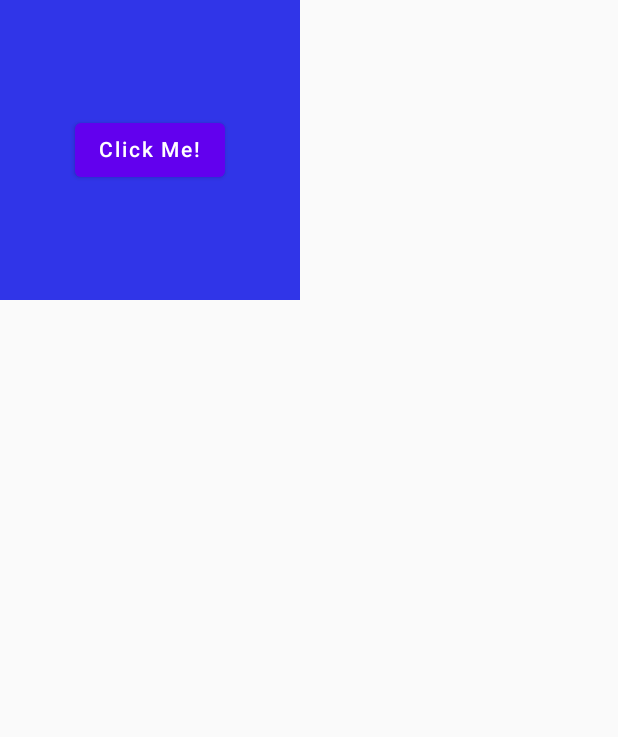
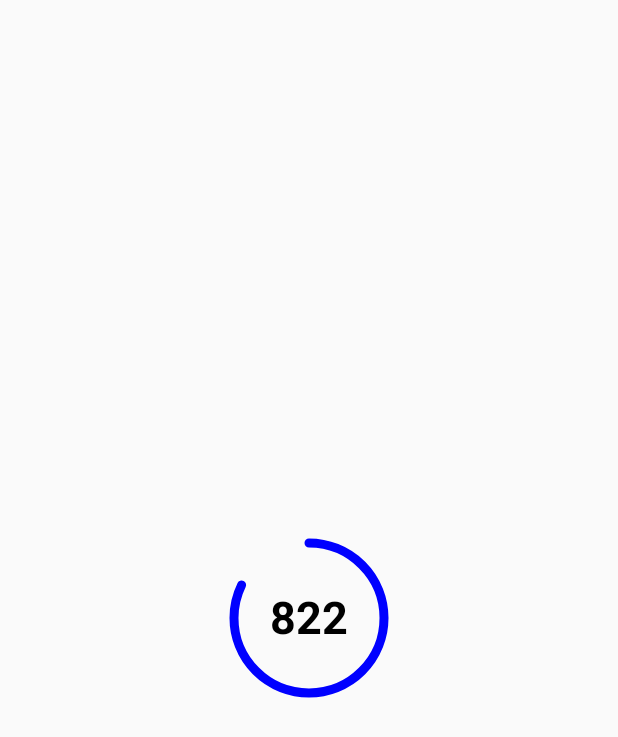
Before and after one commit to MhmdAwad/JetpackComposePlayground, an Android app built with Jetpack Compose: the screen it shows after launch (MainActivity), on a phone screen of 412 x 824 dp. Shown: the top 737 px of the screen. Run offline under Robolectric (Android 15) with nearby library versions, the phone set to English and light mode, and no system bars.

Commit message:
create a CircularProgressBar.kt with canvas

```diff
--- /dev/null
+++ b/app/src/main/java/com/mhmdawad/testingplayground/CircularProgressBar.kt
@@ -0,0 +1,68 @@
+package com.mhmdawad.testingplayground
+
+import androidx.compose.animation.core.Animatable
+import androidx.compose.animation.core.animateFloatAsState
+import androidx.compose.animation.core.tween
+import androidx.compose.foundation.Canvas
+import androidx.compose.foundation.layout.Box
+import androidx.compose.foundation.layout.size
+import androidx.compose.material.Text
+import androidx.compose.runtime.*
+import androidx.compose.ui.Alignment
+import androidx.compose.ui.Modifier
+import androidx.compose.ui.graphics.Color
+import androidx.compose.ui.graphics.StrokeCap
+import androidx.compose.ui.graphics.drawscope.Stroke
+import androidx.compose.ui.text.font.FontWeight
+import androidx.compose.ui.unit.Dp
+import androidx.compose.ui.unit.dp
+import androidx.compose.ui.unit.sp
+
+@Composable
+fun CircularProgressBar(
+    percentage: Float,
+    number: Int,
+    radius: Dp = 50.dp,
+    color: Color = Color.Blue,
+    strokeWidth: Dp = 6.dp,
+    animDuration: Int = 1000,
+    animDelay: Int = 0
+) {
+    val curPercentage = remember {
+        Animatable(0f)
+    }
+    LaunchedEffect(key1 = percentage) {
+        curPercentage.animateTo(
+            targetValue = percentage,
+            animationSpec = tween(
+                durationMillis = animDuration,
+                delayMillis = animDelay,
+            )
+        )
+    }
+    Box(
+        contentAlignment = Alignment.Center,
+        modifier = Modifier.size(radius * 2f)
+    ) {
+        Canvas(
+            modifier = Modifier.size(radius * 2f)
+        ) {
+            drawArc(
+                color = color,
+                startAngle = -90f,
+                360 * curPercentage.value,
+                useCenter = false,
+                style = Stroke(
+                    strokeWidth.toPx(),
+                    cap = StrokeCap.Round
+                )
+            )
+        }
+
+        Text(
+            (curPercentage.value * number).toInt().toString(),
+            fontSize = 30.sp,
+            fontWeight = FontWeight.Bold
+        )
+    }
+}
--- a/app/src/main/java/com/mhmdawad/testingplayground/MainActivity.kt
+++ b/app/src/main/java/com/mhmdawad/testingplayground/MainActivity.kt
@@ -7,6 +7,7 @@ import androidx.compose.animation.animateColor
 import androidx.compose.animation.core.*
 import androidx.compose.foundation.background
 import androidx.compose.foundation.layout.Box
+import androidx.compose.foundation.layout.fillMaxSize
 import androidx.compose.foundation.layout.size
 import androidx.compose.material.Button
 import androidx.compose.material.Text
@@ -24,40 +25,9 @@ class MainActivity : ComponentActivity() {
         super.onCreate(savedInstanceState)
         setContent {
 
-            // change size with animations
-            var sizeState by remember {
-                mutableStateOf(200.dp)
-            }
-            val size by animateDpAsState(
-                targetValue = sizeState,
-                tween(
-                    durationMillis = 2000,
-                    easing = LinearOutSlowInEasing
-                )
-            )
-
-            //change color with animation
-            val infiniteTransition = rememberInfiniteTransition()
-            val color by infiniteTransition.animateColor(
-                initialValue = Color.Red,
-                targetValue = Color.Blue,
-                animationSpec = infiniteRepeatable(
-                    tween(durationMillis = 2000),
-                    repeatMode = RepeatMode.Reverse
-                )
-            )
-            Box(
-                modifier = Modifier
-                    .size(size)
-                    .background(color)
-            ){
-                Button(
-                    modifier = Modifier.align(Alignment.Center),
-                    onClick = {
-                    sizeState += 50.dp
-                }) {
-                    Text("Click Me!")
-                }
+            Box(modifier = Modifier.fillMaxSize(),
+                contentAlignment = Alignment.Center){
+                CircularProgressBar(percentage = .8223452525f, number = 1000)
             }
         }
     }
```
